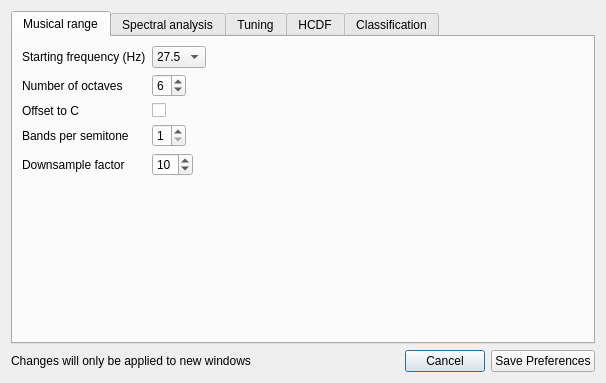
This is prefsdialog.ui in ibsh/is_KeyFinder as Qt 5 draws it before an edit. The edited form follows.
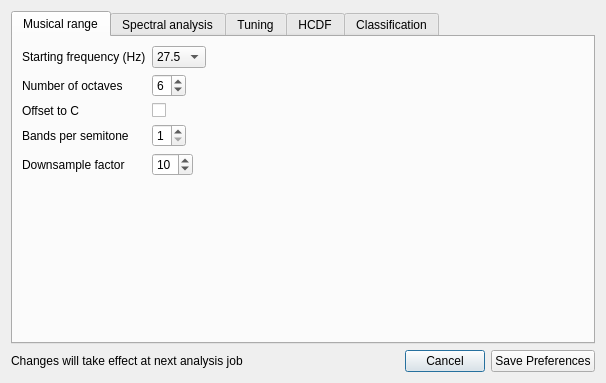
This is the edited form.

Commit message: Preference changes now take effect without having to open a new window

```diff
--- a/prefsdialog.ui
+++ b/prefsdialog.ui
@@ -1145,7 +1145,7 @@
      <item>
       <widget class="QLabel" name="label">
        <property name="text">
-        <string>Changes will only be applied to new windows</string>
+        <string>Changes will take effect at next analysis job</string>
        </property>
       </widget>
      </item>
```
The commit also changes 2 other files.
